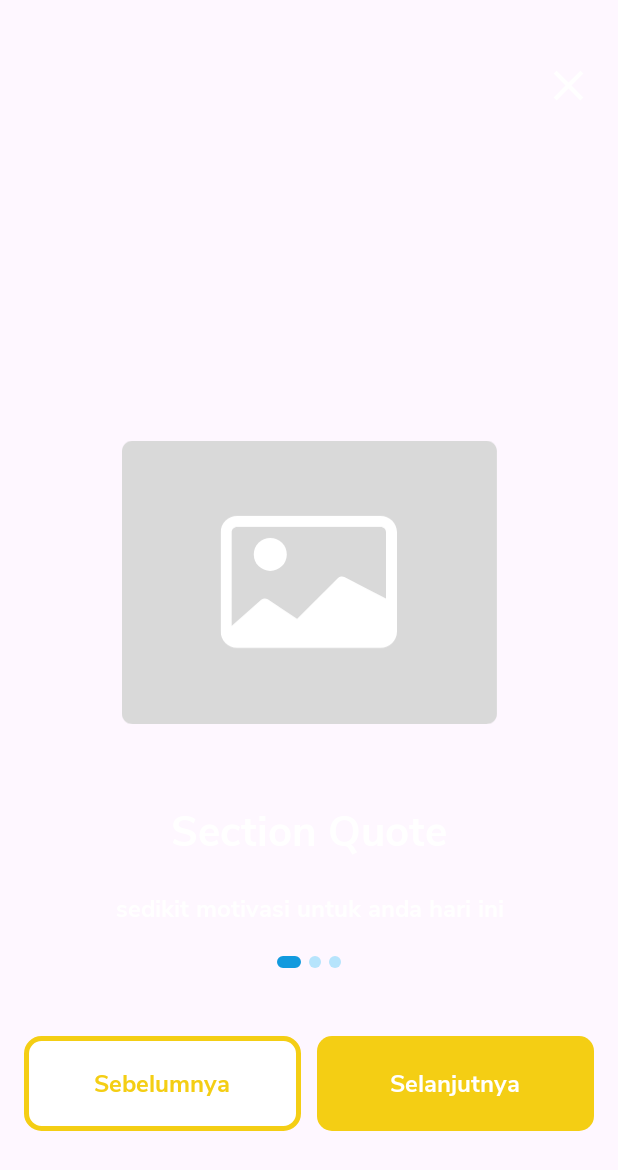
After one commit to DifaApp/MD-Difa-App, an Android app: the layout layout_spotlight_home_1.xml on its own in the app's theme, with its tools: preview values and no code run, on a phone screen of 412 x 824 dp. The commit adds this screen. Shown: the top 1170 px of the screen. Run offline under Robolectric (Android 15) with nearby library versions, the phone set to English and light mode, and no system bars.

Commit message:
Feat: add Spotlight Library, Add 3 Layout for Home Spotlight, Updating Home Fragment (#12)
Co-authored-by: ArtForYou <kakakunyukya@gmail.com>

```diff
--- a/app/build.gradle.kts
+++ b/app/build.gradle.kts
@@ -91,6 +91,9 @@ dependencies {
     implementation("de.hdodenhof:circleimageview:3.1.0")
     implementation("com.github.bumptech.glide:glide:4.13.1")
 
+    // spotlight
+    implementation("com.github.takusemba:spotlight:2.0.1")
+
     // testing
     testImplementation("junit:junit:4.13.2")
     androidTestImplementation("androidx.test.ext:junit:1.1.5")
--- /dev/null
+++ b/app/src/main/res/drawable/bg_prev_button.xml
@@ -0,0 +1,11 @@
+<?xml version="1.0" encoding="utf-8"?>
+<shape xmlns:android="http://schemas.android.com/apk/res/android">
+    <solid android:color="@color/white" />
+
+    <stroke
+        android:color="@color/yellow_500"
+        android:width="3dp" />
+
+    <corners
+        android:radius="10dp" />
+</shape>
--- /dev/null
+++ b/app/src/main/res/drawable/ic_close.xml
@@ -0,0 +1,5 @@
+<vector android:height="24dp" android:tint="#FFFFFF"
+    android:viewportHeight="24" android:viewportWidth="24"
+    android:width="24dp" xmlns:android="http://schemas.android.com/apk/res/android">
+    <path android:fillColor="@android:color/white" android:pathData="M19,6.41L17.59,5 12,10.59 6.41,5 5,6.41 10.59,12 5,17.59 6.41,19 12,13.41 17.59,19 19,17.59 13.41,12z"/>
+</vector>
--- /dev/null
+++ b/app/src/main/res/layout/layout_spotlight_home_1.xml
@@ -0,0 +1,203 @@
+<?xml version="1.0" encoding="utf-8"?>
+<androidx.constraintlayout.widget.ConstraintLayout xmlns:android="http://schemas.android.com/apk/res/android"
+    android:layout_width="match_parent"
+    android:layout_height="match_parent"
+    xmlns:app="http://schemas.android.com/apk/res-auto">
+
+    <ImageView
+        android:id="@+id/iv_stop"
+        android:layout_width="34dp"
+        android:layout_height="34dp"
+        android:src="@drawable/ic_close"
+        android:layout_marginTop="40dp"
+        android:layout_marginEnd="16dp"
+        app:layout_constraintTop_toTopOf="parent"
+        app:layout_constraintEnd_toEndOf="parent"/>
+
+    <ImageView
+        android:layout_width="250dp"
+        android:layout_height="250dp"
+        android:src="@drawable/dummy_image"
+        android:layout_marginBottom="20dp"
+        app:layout_constraintStart_toStartOf="parent"
+        app:layout_constraintEnd_toEndOf="parent"
+        android:layout_marginHorizontal="16dp"
+        app:layout_constraintBottom_toTopOf="@+id/tv_section" />
+
+
+    <TextView
+        android:id="@+id/tv_section"
+        style="@style/Text.Heading.Level2"
+        android:layout_width="wrap_content"
+        android:layout_height="wrap_content"
+        android:gravity="center"
+        android:layout_marginBottom="20dp"
+        android:text="Section Quote"
+        android:textAlignment="center"
+        android:textColor="@color/white"
+        app:layout_constraintBottom_toTopOf="@+id/tv_section_desc"
+        app:layout_constraintEnd_toEndOf="parent"
+        app:layout_constraintStart_toStartOf="parent" />
+
+    <TextView
+        android:id="@+id/tv_section_desc"
+        style="@style/Text.Body.Medium"
+        android:layout_width="wrap_content"
+        android:layout_height="wrap_content"
+        android:gravity="center"
+        android:text="sedikit motivasi untuk anda hari ini"
+        android:layout_marginBottom="20dp"
+        android:textAlignment="center"
+        android:textColor="@color/white"
+        app:layout_constraintBottom_toTopOf="@+id/ll_dot"
+        app:layout_constraintEnd_toEndOf="parent"
+        app:layout_constraintStart_toStartOf="parent" />
+
+    <LinearLayout
+        android:id="@+id/ll_dot"
+        android:layout_width="wrap_content"
+        android:layout_height="wrap_content"
+        android:orientation="horizontal"
+        android:layout_marginBottom="25dp"
+        app:layout_constraintStart_toStartOf="parent"
+        app:layout_constraintEnd_toEndOf="parent"
+        app:layout_constraintBottom_toTopOf="@+id/cons_btn">
+
+        <androidx.constraintlayout.widget.ConstraintLayout
+            android:layout_width="wrap_content"
+            android:layout_height="wrap_content">
+
+            <androidx.constraintlayout.widget.ConstraintLayout
+                android:id="@+id/cons_normal_dot1"
+                android:layout_width="8dp"
+                android:layout_height="8dp"
+                android:visibility="gone"
+                android:background="@drawable/bg_dot_normal"
+                app:layout_constraintStart_toStartOf="parent"
+                app:layout_constraintTop_toTopOf="parent" />
+
+            <androidx.constraintlayout.widget.ConstraintLayout
+                android:id="@+id/cons_selected_dot1"
+                android:layout_width="16dp"
+                android:layout_height="8dp"
+                android:visibility="visible"
+                android:background="@drawable/bg_dot_selected"
+                app:layout_constraintStart_toStartOf="parent"
+                app:layout_constraintTop_toTopOf="parent" />
+
+        </androidx.constraintlayout.widget.ConstraintLayout>
+
+        <androidx.constraintlayout.widget.ConstraintLayout
+            android:layout_width="wrap_content"
+            android:layout_height="wrap_content"
+            android:layout_marginStart="5dp">
+
+            <androidx.constraintlayout.widget.ConstraintLayout
+                android:id="@+id/cons_normal_dot2"
+                android:layout_width="8dp"
+                android:layout_height="8dp"
+                android:visibility="visible"
+                android:background="@drawable/bg_dot_normal"
+                app:layout_constraintStart_toStartOf="parent"
+                app:layout_constraintTop_toTopOf="parent" />
+
+            <androidx.constraintlayout.widget.ConstraintLayout
+                android:id="@+id/cons_selected_dot2"
+                android:layout_width="16dp"
+                android:layout_height="8dp"
+                android:visibility="gone"
+                android:background="@drawable/bg_dot_selected"
+                app:layout_constraintStart_toStartOf="parent"
+                app:layout_constraintTop_toTopOf="parent" />
+
+        </androidx.constraintlayout.widget.ConstraintLayout>
+
+        <androidx.constraintlayout.widget.ConstraintLayout
+            android:layout_width="wrap_content"
+            android:layout_height="wrap_content"
+            android:layout_marginStart="5dp">
+
+            <androidx.constraintlayout.widget.ConstraintLayout
+                android:id="@+id/cons_normal_dot3"
+                android:layout_width="8dp"
+                android:layout_height="8dp"
+                android:visibility="visible"
+                android:background="@drawable/bg_dot_normal"
+                app:layout_constraintStart_toStartOf="parent"
+                app:layout_constraintTop_toTopOf="parent" />
+
+            <androidx.constraintlayout.widget.ConstraintLayout
+                android:id="@+id/cons_selected_dot3"
+                android:layout_width="16dp"
+                android:layout_height="8dp"
+                android:visibility="gone"
+                android:background="@drawable/bg_dot_selected"
+                app:layout_constraintStart_toStartOf="parent"
+                app:layout_constraintTop_toTopOf="parent" />
+
+        </androidx.constraintlayout.widget.ConstraintLayout>
+
+    </LinearLayout>
+
+    <androidx.constraintlayout.widget.ConstraintLayout
+        android:id="@+id/cons_btn"
+        android:layout_width="match_parent"
+        android:layout_height="wrap_content"
+        android:paddingVertical="20dp"
+        android:layout_marginBottom="50dp"
+        app:layout_constraintBottom_toBottomOf="parent"
+        app:layout_constraintEnd_toEndOf="parent"
+        app:layout_constraintStart_toStartOf="parent">
+
+        <LinearLayout
+            android:id="@+id/btn_prev"
+            android:layout_width="0dp"
+            android:layout_height="wrap_content"
+            android:layout_marginStart="16dp"
+            android:layout_marginEnd="5dp"
+            android:background="@drawable/bg_prev_button"
+            android:orientation="vertical"
+            app:layout_constraintBottom_toBottomOf="parent"
+            app:layout_constraintEnd_toStartOf="@+id/btn_next"
+            app:layout_constraintStart_toStartOf="parent"
+            app:layout_constraintTop_toTopOf="parent">
+
+            <TextView
+                style="@style/Text.Body.Medium"
+                android:layout_width="wrap_content"
+                android:layout_height="wrap_content"
+                android:layout_gravity="center"
+                android:paddingVertical="20dp"
+                android:text="Sebelumnya"
+                android:textColor="@color/yellow_500" />
+
+        </LinearLayout>
+
+        <LinearLayout
+            android:id="@+id/btn_next"
+            android:layout_width="0dp"
+            android:layout_height="wrap_content"
+            android:layout_marginStart="5dp"
+            android:layout_marginEnd="16dp"
+            android:background="@drawable/bg_button_yellow"
+            android:orientation="vertical"
+            app:layout_constraintBottom_toBottomOf="parent"
+            app:layout_constraintEnd_toEndOf="parent"
+            app:layout_constraintStart_toEndOf="@id/btn_prev"
+            app:layout_constraintTop_toTopOf="parent">
+
+            <TextView
+                style="@style/Text.Body.Medium"
+                android:layout_width="wrap_content"
+                android:layout_height="wrap_content"
+                android:layout_gravity="center"
+                android:paddingVertical="20dp"
+                android:text="Selanjutnya"
+                android:textColor="@color/white" />
+
+        </LinearLayout>
+
+    </androidx.constraintlayout.widget.ConstraintLayout>
+
+
+</androidx.constraintlayout.widget.ConstraintLayout>
--- a/app/src/main/res/values/colors.xml
+++ b/app/src/main/res/values/colors.xml
@@ -4,6 +4,7 @@
     <color name="white">#FFFFFFFF</color>
     <color name="red_google_btn">#DE5246</color>
     <color name="transparent">#00000000</color>
+    <color name="spotlightBackground">#D9000000</color>
 
     <!--Yellow-->
     <color name="yellow_50">#fefae8</color>
```
Also changed, not shown: app/src/main/AndroidManifest.xml (+6 -4 lines), app/src/main/java/com/difa/difaapp/ui/home/HomeFragment.kt (+70 -0 lines), app/src/main/res/layout/fragment_home.xml (+1 -8 lines), app/src/main/res/layout/layout_spotlight_home_2.xml (added, +201 -0 lines), app/src/main/res/layout/layout_spotlight_home_3.xml (added, +203 -0 lines).
